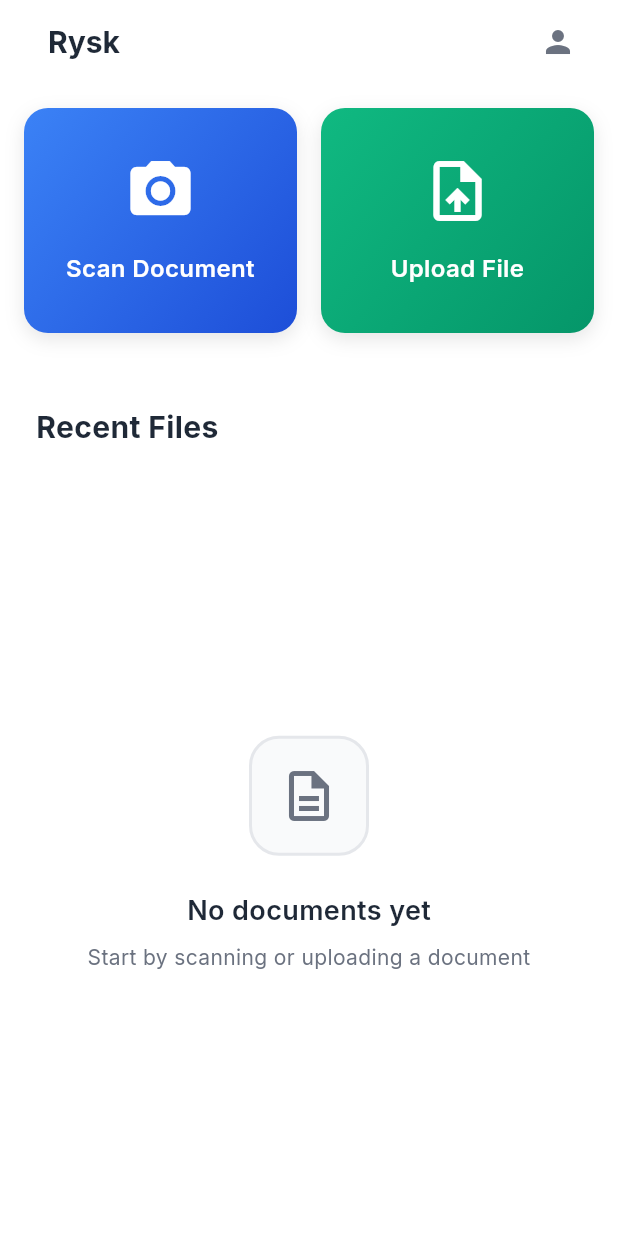
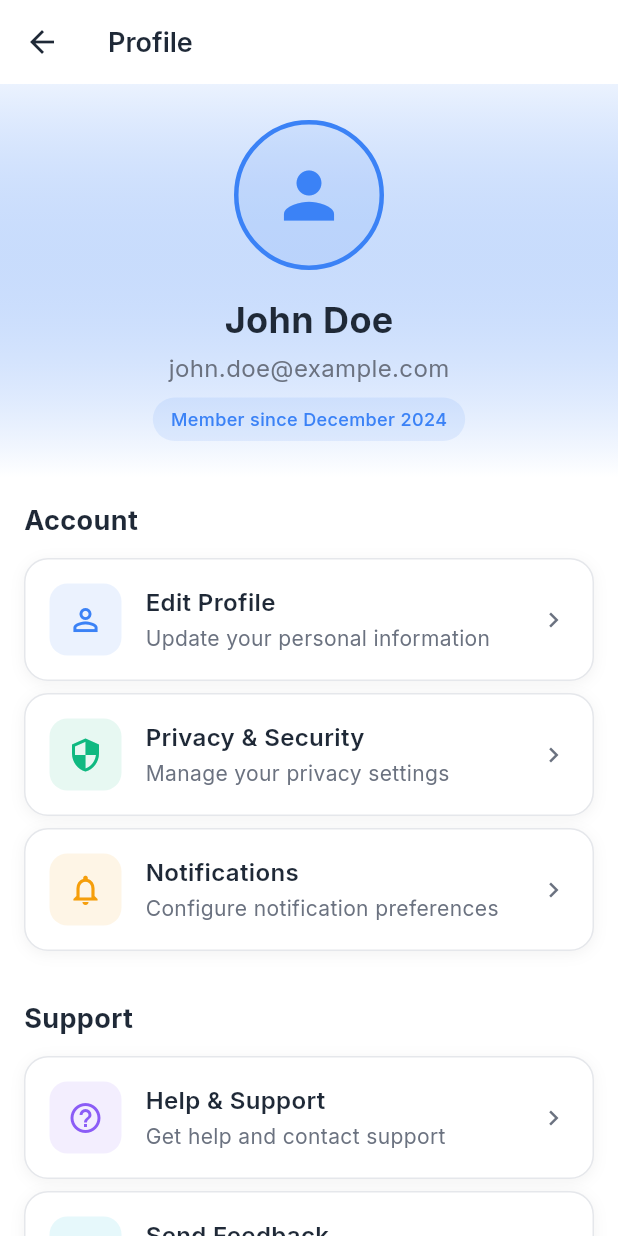
Before and after one commit to 6ixBit/rysk-flutter, a Flutter app: the HomeScreen screen opened directly, after a tap on the "person" icon, on a phone screen of 412 x 824 dp. Run offline on Flutter 3.47's test engine with Material 3 defaults, Android fonts, the light colour scheme and no system bars; our stand-ins replace camera, file_picker, flutter_image_compress, google_fonts, image_picker.

Commit message:
added profile page page

```diff
--- a/lib/screens/home/home_screen.dart
+++ b/lib/screens/home/home_screen.dart
@@ -6,6 +6,7 @@ import 'package:path_provider/path_provider.dart';
 import 'package:path/path.dart' as path;
 import '../scanner/document_scanner_screen.dart';
 import '../document/document_viewer_screen.dart';
+import '../profile/profile_screen.dart';
 import '../../models/document.dart';
 import '../../services/local_document_service.dart';
 import 'package:google_fonts/google_fonts.dart';
@@ -263,7 +264,12 @@ class _HomeScreenState extends State<HomeScreen> {
             child: IconButton(
               icon: const Icon(Icons.person, color: Color(0xFF6B7280)),
               onPressed: () {
-                // TODO: Navigate to profile
+                Navigator.push(
+                  context,
+                  MaterialPageRoute(
+                    builder: (context) => const ProfileScreen(),
+                  ),
+                );
               },
             ),
           ),
--- /dev/null
+++ b/lib/screens/profile/profile_screen.dart
@@ -0,0 +1,578 @@
+import 'package:flutter/material.dart';
+import 'package:google_fonts/google_fonts.dart';
+
+class ProfileScreen extends StatelessWidget {
+  const ProfileScreen({super.key});
+
+  @override
+  Widget build(BuildContext context) {
+    return Scaffold(
+      backgroundColor: Colors.white,
+      appBar: AppBar(
+        backgroundColor: Colors.white,
+        elevation: 0,
+        leading: IconButton(
+          icon: const Icon(Icons.arrow_back, color: Color(0xFF1F2937)),
+          onPressed: () => Navigator.pop(context),
+        ),
+        title: Text(
+          'Profile',
+          style: GoogleFonts.inter(
+            fontSize: 18,
+            fontWeight: FontWeight.w600,
+            color: const Color(0xFF1F2937),
+          ),
+        ),
+      ),
+      body: SingleChildScrollView(
+        child: Column(
+          children: [
+            // Profile Header
+            Container(
+              width: double.infinity,
+              padding: const EdgeInsets.all(24),
+              decoration: BoxDecoration(
+                gradient: LinearGradient(
+                  colors: [
+                    const Color(0xFF3B82F6).withOpacity(0.1),
+                    Colors.white,
+                  ],
+                  begin: Alignment.topCenter,
+                  end: Alignment.bottomCenter,
+                ),
+              ),
+              child: Column(
+                children: [
+                  // Profile Image
+                  Container(
+                    width: 100,
+                    height: 100,
+                    decoration: BoxDecoration(
+                      color: const Color(0xFF3B82F6).withOpacity(0.1),
+                      borderRadius: BorderRadius.circular(50),
+                      border: Border.all(
+                        color: const Color(0xFF3B82F6),
+                        width: 3,
+                      ),
+                    ),
+                    child: const Icon(
+                      Icons.person,
+                      size: 50,
+                      color: Color(0xFF3B82F6),
+                    ),
+                  ),
+                  const SizedBox(height: 16),
+
+                  // User Name
+                  Text(
+                    'John Doe',
+                    style: GoogleFonts.inter(
+                      fontSize: 24,
+                      fontWeight: FontWeight.w700,
+                      color: const Color(0xFF1F2937),
+                    ),
+                  ),
+                  const SizedBox(height: 4),
+
+                  // User Email
+                  Text(
+                    'john.doe@example.com',
+                    style: GoogleFonts.inter(
+                      fontSize: 16,
+                      color: const Color(0xFF6B7280),
+                    ),
+                  ),
+                  const SizedBox(height: 8),
+
+                  // Member Since
+                  Container(
+                    padding: const EdgeInsets.symmetric(
+                      horizontal: 12,
+                      vertical: 6,
+                    ),
+                    decoration: BoxDecoration(
+                      color: const Color(0xFF3B82F6).withOpacity(0.1),
+                      borderRadius: BorderRadius.circular(20),
+                    ),
+                    child: Text(
+                      'Member since December 2024',
+                      style: GoogleFonts.inter(
+                        fontSize: 12,
+                        fontWeight: FontWeight.w500,
+                        color: const Color(0xFF3B82F6),
+                      ),
+                    ),
+                  ),
+                ],
+              ),
+            ),
+
+            // Profile Options
+            Padding(
+              padding: const EdgeInsets.all(16),
+              child: Column(
+                children: [
+                  // Account Section
+                  _buildSectionHeader('Account'),
+                  const SizedBox(height: 12),
+
+                  _ProfileOption(
+                    icon: Icons.person_outline,
+                    iconColor: const Color(0xFF3B82F6),
+                    title: 'Edit Profile',
+                    subtitle: 'Update your personal information',
+                    onTap: () {
+                      // TODO: Navigate to edit profile
+                      _showComingSoonDialog(context, 'Edit Profile');
+                    },
+                  ),
+
+                  const SizedBox(height: 8),
+
+                  _ProfileOption(
+                    icon: Icons.security_outlined,
+                    iconColor: const Color(0xFF10B981),
+                    title: 'Privacy & Security',
+                    subtitle: 'Manage your privacy settings',
+                    onTap: () {
+                      // TODO: Navigate to privacy settings
+                      _showComingSoonDialog(context, 'Privacy & Security');
+                    },
+                  ),
+
+                  const SizedBox(height: 8),
+
+                  _ProfileOption(
+                    icon: Icons.notifications_outlined,
+                    iconColor: const Color(0xFFF59E0B),
+                    title: 'Notifications',
+                    subtitle: 'Configure notification preferences',
+                    onTap: () {
+                      // TODO: Navigate to notification settings
+                      _showComingSoonDialog(context, 'Notifications');
+                    },
+                  ),
+
+                  const SizedBox(height: 32),
+
+                  // Support Section
+                  _buildSectionHeader('Support'),
+                  const SizedBox(height: 12),
+
+                  _ProfileOption(
+                    icon: Icons.help_outline,
+                    iconColor: const Color(0xFF8B5CF6),
+                    title: 'Help & Support',
+                    subtitle: 'Get help and contact support',
+                    onTap: () {
+                      // TODO: Navigate to help
+                      _showComingSoonDialog(context, 'Help & Support');
+                    },
+                  ),
+
+                  const SizedBox(height: 8),
+
+                  _ProfileOption(
+                    icon: Icons.feedback_outlined,
+                    iconColor: const Color(0xFF06B6D4),
+                    title: 'Send Feedback',
+                    subtitle: 'Help us improve the app',
+                    onTap: () {
+                      // TODO: Navigate to feedback
+                      _showComingSoonDialog(context, 'Send Feedback');
+                    },
+                  ),
+
+                  const SizedBox(height: 8),
+
+                  _ProfileOption(
+                    icon: Icons.info_outline,
+                    iconColor: const Color(0xFF6B7280),
+                    title: 'About',
+                    subtitle: 'Version 1.0.0',
+                    onTap: () {
+                      // TODO: Show about dialog
+                      _showAboutDialog(context);
+                    },
+                  ),
+
+                  const SizedBox(height: 32),
+
+                  // Logout Button
+                  Container(
+                    width: double.infinity,
+                    height: 56,
+                    decoration: BoxDecoration(
+                      color: Colors.white,
+                      borderRadius: BorderRadius.circular(16),
+                      border: Border.all(
+                        color: const Color(0xFF6B7280),
+                        width: 1,
+                      ),
+                    ),
+                    child: Material(
+                      color: Colors.transparent,
+                      child: InkWell(
+                        onTap: () => _showLogoutDialog(context),
+                        borderRadius: BorderRadius.circular(16),
+                        child: Row(
+                          mainAxisAlignment: MainAxisAlignment.center,
+                          children: [
+                            const Icon(
+                              Icons.logout,
+                              color: Color(0xFF6B7280),
+                              size: 20,
+                            ),
+                            const SizedBox(width: 8),
+                            Text(
+                              'Sign Out',
+                              style: GoogleFonts.inter(
+                                fontSize: 16,
+                                fontWeight: FontWeight.w600,
+                                color: const Color(0xFF6B7280),
+                              ),
+                            ),
+                          ],
+                        ),
+                      ),
+                    ),
+                  ),
+
+                  const SizedBox(height: 16),
+
+                  // Delete Account Button
+                  Container(
+                    width: double.infinity,
+                    height: 56,
+                    decoration: BoxDecoration(
+                      color: const Color(0xFFEF4444).withOpacity(0.1),
+                      borderRadius: BorderRadius.circular(16),
+                      border: Border.all(
+                        color: const Color(0xFFEF4444),
+                        width: 1,
+                      ),
+                    ),
+                    child: Material(
+                      color: Colors.transparent,
+                      child: InkWell(
+                        onTap: () => _showDeleteAccountDialog(context),
+                        borderRadius: BorderRadius.circular(16),
+                        child: Row(
+                          mainAxisAlignment: MainAxisAlignment.center,
+                          children: [
+                            const Icon(
+                              Icons.delete_outline,
+                              color: Color(0xFFEF4444),
+                              size: 20,
+                            ),
+                            const SizedBox(width: 8),
+                            Text(
+                              'Delete Account',
+                              style: GoogleFonts.inter(
+                                fontSize: 16,
+                                fontWeight: FontWeight.w600,
+                                color: const Color(0xFFEF4444),
+                              ),
+                            ),
+                          ],
+                        ),
+                      ),
+                    ),
+                  ),
+
+                  const SizedBox(height: 32),
+                ],
+              ),
+            ),
+          ],
+        ),
+      ),
+    );
+  }
+
+  Widget _buildSectionHeader(String title) {
+    return Align(
+      alignment: Alignment.centerLeft,
+      child: Text(
+        title,
+        style: GoogleFonts.inter(
+          fontSize: 18,
+          fontWeight: FontWeight.w700,
+          color: const Color(0xFF1F2937),
+        ),
+      ),
+    );
+  }
+
+  void _showComingSoonDialog(BuildContext context, String feature) {
+    showDialog(
+      context: context,
+      builder: (context) => AlertDialog(
+        backgroundColor: Colors.white,
+        shape: RoundedRectangleBorder(borderRadius: BorderRadius.circular(16)),
+        title: Text(
+          'Coming Soon',
+          style: GoogleFonts.inter(
+            fontWeight: FontWeight.w600,
+            color: const Color(0xFF1F2937),
+          ),
+        ),
+        content: Text(
+          '$feature is coming in a future update.',
+          style: GoogleFonts.inter(color: const Color(0xFF6B7280)),
+        ),
+        actions: [
+          TextButton(
+            onPressed: () => Navigator.pop(context),
+            child: Text(
+              'OK',
+              style: GoogleFonts.inter(
+                fontWeight: FontWeight.w600,
+                color: const Color(0xFF3B82F6),
+              ),
+            ),
+          ),
+        ],
+      ),
+    );
+  }
+
+  void _showAboutDialog(BuildContext context) {
+    showDialog(
+      context: context,
+      builder: (context) => AlertDialog(
+        backgroundColor: Colors.white,
+        shape: RoundedRectangleBorder(borderRadius: BorderRadius.circular(16)),
+        title: Text(
+          'About Rysk',
+          style: GoogleFonts.inter(
+            fontWeight: FontWeight.w600,
+            color: const Color(0xFF1F2937),
+          ),
+        ),
+        content: Column(
+          mainAxisSize: MainAxisSize.min,
+          crossAxisAlignment: CrossAxisAlignment.start,
+          children: [
+            Text(
+              'Version 1.0.0',
+              style: GoogleFonts.inter(
+                fontWeight: FontWeight.w500,
+                color: const Color(0xFF6B7280),
+              ),
+            ),
+            const SizedBox(height: 8),
+            Text(
+              'Rysk helps you analyze contracts and understand potential risks in plain language.',
+              style: GoogleFonts.inter(color: const Color(0xFF6B7280)),
+            ),
+          ],
+        ),
+        actions: [
+          TextButton(
+            onPressed: () => Navigator.pop(context),
+            child: Text(
+              'OK',
+              style: GoogleFonts.inter(
+                fontWeight: FontWeight.w600,
+                color: const Color(0xFF3B82F6),
+              ),
+            ),
+          ),
+        ],
+      ),
+    );
+  }
+
+  void _showLogoutDialog(BuildContext context) {
+    showDialog(
+      context: context,
+      builder: (context) => AlertDialog(
+        backgroundColor: Colors.white,
+        shape: RoundedRectangleBorder(borderRadius: BorderRadius.circular(16)),
+        title: Text(
+          'Sign Out',
+          style: GoogleFonts.inter(
+            fontWeight: FontWeight.w600,
+            color: const Color(0xFF1F2937),
+          ),
+        ),
+        content: Text(
+          'Are you sure you want to sign out?',
+          style: GoogleFonts.inter(color: const Color(0xFF6B7280)),
+        ),
+        actions: [
+          TextButton(
+            onPressed: () => Navigator.pop(context),
+            child: Text(
+              'Cancel',
+              style: GoogleFonts.inter(
+                fontWeight: FontWeight.w600,
+                color: const Color(0xFF6B7280),
+              ),
+            ),
+          ),
+          TextButton(
+            onPressed: () {
+              Navigator.pop(context); // Close dialog
+              Navigator.pushNamedAndRemoveUntil(
+                context,
+                '/login',
+                (route) => false,
+              );
+            },
+            child: Text(
+              'Sign Out',
+              style: GoogleFonts.inter(
+                fontWeight: FontWeight.w600,
+                color: const Color(0xFF3B82F6),
+              ),
+            ),
+          ),
+        ],
+      ),
+    );
+  }
+
+  void _showDeleteAccountDialog(BuildContext context) {
+    showDialog(
+      context: context,
+      builder: (context) => AlertDialog(
+        backgroundColor: Colors.white,
+        shape: RoundedRectangleBorder(borderRadius: BorderRadius.circular(16)),
+        title: Text(
+          'Delete Account',
+          style: GoogleFonts.inter(
+            fontWeight: FontWeight.w600,
+            color: const Color(0xFFEF4444),
+          ),
+        ),
+        content: Text(
+          'This action cannot be undone. All your data will be permanently deleted.',
+          style: GoogleFonts.inter(color: const Color(0xFF6B7280)),
+        ),
+        actions: [
+          TextButton(
+            onPressed: () => Navigator.pop(context),
+            child: Text(
+              'Cancel',
+              style: GoogleFonts.inter(
+                fontWeight: FontWeight.w600,
+                color: const Color(0xFF6B7280),
+              ),
+            ),
+          ),
+          TextButton(
+            onPressed: () {
+              Navigator.pop(context); // Close dialog
+              // TODO: Implement account deletion
+              ScaffoldMessenger.of(context).showSnackBar(
+                SnackBar(
+                  content: Text(
+                    'Account deletion will be implemented soon',
+                    style: GoogleFonts.inter(),
+                  ),
+                  backgroundColor: const Color(0xFFEF4444),
+                ),
+              );
+            },
+            child: Text(
+              'Delete',
+              style: GoogleFonts.inter(
+                fontWeight: FontWeight.w600,
+                color: const Color(0xFFEF4444),
+              ),
+            ),
+          ),
+        ],
+      ),
+    );
+  }
+}
+
+class _ProfileOption extends StatelessWidget {
+  final IconData icon;
+  final Color iconColor;
+  final String title;
+  final String subtitle;
+  final VoidCallback onTap;
+
+  const _ProfileOption({
+    required this.icon,
+    required this.iconColor,
+    required this.title,
+    required this.subtitle,
+    required this.onTap,
+  });
+
+  @override
+  Widget build(BuildContext context) {
+    return Container(
+      decoration: BoxDecoration(
+        color: Colors.white,
+        borderRadius: BorderRadius.circular(16),
+        border: Border.all(color: const Color(0xFFE5E7EB), width: 1),
+        boxShadow: [
+          BoxShadow(
+            color: Colors.black.withOpacity(0.05),
+            blurRadius: 8,
+            offset: const Offset(0, 2),
+          ),
+        ],
+      ),
+      child: Material(
+        color: Colors.transparent,
+        child: InkWell(
+          onTap: onTap,
+          borderRadius: BorderRadius.circular(16),
+          child: Padding(
+            padding: const EdgeInsets.all(16),
+            child: Row(
+              children: [
+                Container(
+                  width: 48,
+                  height: 48,
+                  decoration: BoxDecoration(
+                    color: iconColor.withOpacity(0.1),
+                    borderRadius: BorderRadius.circular(12),
+                  ),
+                  child: Icon(icon, color: iconColor, size: 24),
+                ),
+                const SizedBox(width: 16),
+                Expanded(
+                  child: Column(
+                    crossAxisAlignment: CrossAxisAlignment.start,
+                    children: [
+                      Text(
+                        title,
+                        style: GoogleFonts.inter(
+                          fontSize: 16,
+                          fontWeight: FontWeight.w600,
+                          color: const Color(0xFF1F2937),
+                        ),
+                      ),
+                      const SizedBox(height: 2),
+                      Text(
+                        subtitle,
+                        style: GoogleFonts.inter(
+                          fontSize: 14,
+                          color: const Color(0xFF6B7280),
+                        ),
+                      ),
+                    ],
+                  ),
+                ),
+                const SizedBox(width: 8),
+                const Icon(
+                  Icons.chevron_right,
+                  color: Color(0xFF6B7280),
+                  size: 20,
+                ),
+              ],
+            ),
+          ),
+        ),
+      ),
+    );
+  }
+}
```
